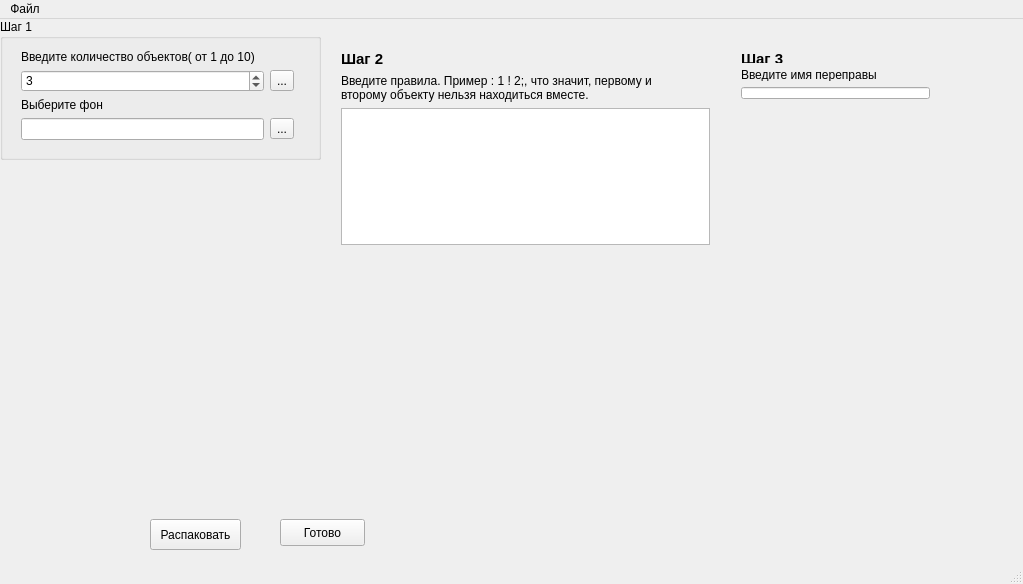
LosYear/Ferriage, file teacher/mainwindow.ui: the form before one commit.
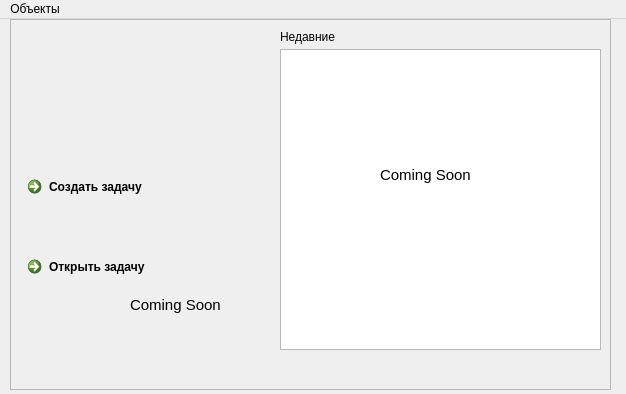
The form after the commit. Icons and pictures are not drawn.

The edit to the form file:
```diff
--- a/teacher/mainwindow.ui
+++ b/teacher/mainwindow.ui
@@ -6,209 +6,159 @@
    <rect>
     <x>0</x>
     <y>0</y>
-    <width>1023</width>
-    <height>584</height>
+    <width>626</width>
+    <height>394</height>
    </rect>
   </property>
   <property name="windowTitle">
    <string>Генератор задач переправы</string>
   </property>
   <widget class="QWidget" name="centralWidget">
-   <widget class="QGroupBox" name="groupBox">
+   <widget class="QFrame" name="start_screen">
     <property name="geometry">
      <rect>
-      <x>0</x>
+      <x>10</x>
       <y>0</y>
-      <width>321</width>
-      <height>141</height>
+      <width>601</width>
+      <height>371</height>
      </rect>
     </property>
-    <property name="title">
-     <string>Шаг 1</string>
+    <property name="frameShape">
+     <enum>QFrame::StyledPanel</enum>
     </property>
-    <widget class="QWidget" name="layoutWidget">
+    <property name="frameShadow">
+     <enum>QFrame::Raised</enum>
+    </property>
+    <widget class="QLabel" name="logo">
      <property name="geometry">
       <rect>
-       <x>10</x>
+       <x>40</x>
        <y>20</y>
-       <width>295</width>
-       <height>112</height>
+       <width>141</width>
+       <height>71</height>
       </rect>
      </property>
-     <layout class="QVBoxLayout" name="verticalLayout">
-      <item>
-       <widget class="QLabel" name="label">
-        <property name="text">
-         <string>Введите количество объектов( от 1 до 10)</string>
-        </property>
-       </widget>
-      </item>
-      <item>
-       <layout class="QHBoxLayout" name="horizontalLayout">
-        <item>
-         <widget class="QSpinBox" name="spinBox">
-          <property name="minimum">
-           <number>1</number>
-          </property>
-          <property name="maximum">
-           <number>10</number>
-          </property>
-          <property name="value">
-           <number>3</number>
-          </property>
-         </widget>
-        </item>
-        <item>
-         <widget class="QToolButton" name="selectButton">
-          <property name="text">
-           <string>...</string>
-          </property>
-         </widget>
-        </item>
-       </layout>
-      </item>
-      <item>
-       <widget class="QLabel" name="label_2">
-        <property name="text">
-         <string>Выберите фон</string>
-        </property>
-       </widget>
-      </item>
-      <item>
-       <layout class="QHBoxLayout" name="horizontalLayout_2">
-        <item>
-         <widget class="QLineEdit" name="background"/>
-        </item>
-        <item>
-         <widget class="QToolButton" name="toolButton">
-          <property name="text">
-           <string>...</string>
-          </property>
-         </widget>
-        </item>
-       </layout>
-      </item>
-     </layout>
+     <property name="text">
+      <string/>
+     </property>
     </widget>
-   </widget>
-   <widget class="QLabel" name="picture">
-    <property name="geometry">
-     <rect>
-      <x>330</x>
-      <y>250</y>
-      <width>46</width>
-      <height>13</height>
-     </rect>
-    </property>
-    <property name="maximumSize">
-     <size>
-      <width>800</width>
-      <height>600</height>
-     </size>
-    </property>
-    <property name="text">
-     <string/>
-    </property>
-   </widget>
-   <widget class="QWidget" name="layoutWidget1">
-    <property name="geometry">
-     <rect>
-      <x>330</x>
-      <y>20</y>
-      <width>391</width>
-      <height>217</height>
-     </rect>
-    </property>
-    <layout class="QVBoxLayout" name="verticalLayout_2">
-     <item>
-      <widget class="QLabel" name="label_4">
-       <property name="text">
-        <string>&lt;!DOCTYPE HTML PUBLIC &quot;-//W3C//DTD HTML 4.0//EN&quot; &quot;http://www.w3.org/TR/REC-html40/strict.dtd&quot;&gt;
-&lt;html&gt;&lt;head&gt;&lt;meta name=&quot;qrichtext&quot; content=&quot;1&quot; /&gt;&lt;style type=&quot;text/css&quot;&gt;
-p, li { white-space: pre-wrap; }
-&lt;/style&gt;&lt;/head&gt;&lt;body style=&quot; font-family:'Ubuntu'; font-size:11pt; font-weight:400; font-style:normal;&quot;&gt;
-&lt;p style=&quot; margin-top:0px; margin-bottom:0px; margin-left:0px; margin-right:0px; -qt-block-indent:0; text-indent:0px;&quot;&gt;&lt;span style=&quot; font-weight:600;&quot;&gt;Шаг 2&lt;/span&gt;&lt;/p&gt;&lt;/body&gt;&lt;/html&gt;</string>
-       </property>
-       <property name="textFormat">
-        <enum>Qt::RichText</enum>
-       </property>
-      </widget>
-     </item>
-     <item>
-      <widget class="QLabel" name="label_3">
-       <property name="text">
-        <string>Введите правила. Пример : 1 ! 2;, что значит, первому и
-второму объекту нельзя находиться вместе.</string>
-       </property>
-      </widget>
-     </item>
-     <item>
-      <widget class="QPlainTextEdit" name="plainTextEdit">
-       <property name="plainText">
-        <string/>
-       </property>
-      </widget>
-     </item>
-    </layout>
-   </widget>
-   <widget class="QPushButton" name="pushButton">
-    <property name="geometry">
-     <rect>
-      <x>280</x>
-      <y>500</y>
-      <width>85</width>
-      <height>27</height>
-     </rect>
-    </property>
-    <property name="text">
-     <string>Готово</string>
-    </property>
-   </widget>
-   <widget class="QWidget" name="verticalLayoutWidget">
-    <property name="geometry">
-     <rect>
-      <x>730</x>
-      <y>20</y>
-      <width>211</width>
-      <height>71</height>
-     </rect>
-    </property>
-    <layout class="QVBoxLayout" name="verticalLayout_4">
-     <item>
-      <widget class="QLabel" name="label_5">
-       <property name="text">
-        <string>&lt;!DOCTYPE HTML PUBLIC &quot;-//W3C//DTD HTML 4.0//EN&quot; &quot;http://www.w3.org/TR/REC-html40/strict.dtd&quot;&gt;
-&lt;html&gt;&lt;head&gt;&lt;meta name=&quot;qrichtext&quot; content=&quot;1&quot; /&gt;&lt;style type=&quot;text/css&quot;&gt;
-p, li { white-space: pre-wrap; }
-&lt;/style&gt;&lt;/head&gt;&lt;body style=&quot; font-family:'Ubuntu'; font-size:11pt; font-weight:400; font-style:normal;&quot;&gt;
-&lt;p style=&quot; margin-top:0px; margin-bottom:0px; margin-left:0px; margin-right:0px; -qt-block-indent:0; text-indent:0px;&quot;&gt;&lt;span style=&quot; font-weight:600;&quot;&gt;Шаг 3&lt;/span&gt;&lt;/p&gt;&lt;/body&gt;&lt;/html&gt;</string>
-       </property>
-      </widget>
-     </item>
-     <item>
-      <widget class="QLabel" name="label_6">
-       <property name="text">
-        <string>Введите имя переправы</string>
-       </property>
-      </widget>
-     </item>
-     <item>
-      <widget class="QLineEdit" name="name"/>
-     </item>
-    </layout>
-   </widget>
-   <widget class="QPushButton" name="buttonUnPack">
-    <property name="geometry">
-     <rect>
-      <x>150</x>
-      <y>500</y>
-      <width>91</width>
-      <height>31</height>
-     </rect>
-    </property>
-    <property name="text">
-     <string>Распаковать</string>
-    </property>
+    <widget class="QListView" name="listView">
+     <property name="geometry">
+      <rect>
+       <x>270</x>
+       <y>30</y>
+       <width>321</width>
+       <height>301</height>
+      </rect>
+     </property>
+    </widget>
+    <widget class="QLabel" name="label">
+     <property name="geometry">
+      <rect>
+       <x>270</x>
+       <y>10</y>
+       <width>111</width>
+       <height>16</height>
+      </rect>
+     </property>
+     <property name="text">
+      <string>Недавние</string>
+     </property>
+    </widget>
+    <widget class="QCommandLinkButton" name="new_task">
+     <property name="geometry">
+      <rect>
+       <x>10</x>
+       <y>150</y>
+       <width>201</width>
+       <height>71</height>
+      </rect>
+     </property>
+     <property name="text">
+      <string>Создать задачу</string>
+     </property>
+     <property name="icon">
+      <iconset resource="res.qrc">
+       <normaloff>:/start_screen/new.png</normaloff>:/start_screen/new.png</iconset>
+     </property>
+     <property name="iconSize">
+      <size>
+       <width>72</width>
+       <height>72</height>
+      </size>
+     </property>
+    </widget>
+    <widget class="QCommandLinkButton" name="open_task">
+     <property name="geometry">
+      <rect>
+       <x>10</x>
+       <y>230</y>
+       <width>201</width>
+       <height>71</height>
+      </rect>
+     </property>
+     <property name="text">
+      <string>Открыть задачу</string>
+     </property>
+     <property name="icon">
+      <iconset resource="res.qrc">
+       <normaloff>:/start_screen/open.png</normaloff>:/start_screen/open.png</iconset>
+     </property>
+     <property name="iconSize">
+      <size>
+       <width>72</width>
+       <height>72</height>
+      </size>
+     </property>
+    </widget>
+    <widget class="QLabel" name="label_2">
+     <property name="geometry">
+      <rect>
+       <x>120</x>
+       <y>270</y>
+       <width>91</width>
+       <height>31</height>
+      </rect>
+     </property>
+     <property name="font">
+      <font>
+       <pointsize>11</pointsize>
+      </font>
+     </property>
+     <property name="frameShape">
+      <enum>QFrame::NoFrame</enum>
+     </property>
+     <property name="frameShadow">
+      <enum>QFrame::Plain</enum>
+     </property>
+     <property name="text">
+      <string>Coming Soon</string>
+     </property>
+    </widget>
+    <widget class="QLabel" name="label_3">
+     <property name="geometry">
+      <rect>
+       <x>370</x>
+       <y>140</y>
+       <width>91</width>
+       <height>31</height>
+      </rect>
+     </property>
+     <property name="font">
+      <font>
+       <pointsize>11</pointsize>
+      </font>
+     </property>
+     <property name="frameShape">
+      <enum>QFrame::NoFrame</enum>
+     </property>
+     <property name="frameShadow">
+      <enum>QFrame::Plain</enum>
+     </property>
+     <property name="text">
+      <string>Coming Soon</string>
+     </property>
+    </widget>
    </widget>
   </widget>
   <widget class="QMenuBar" name="menuBar">
@@ -216,19 +166,18 @@
     <rect>
      <x>0</x>
      <y>0</y>
-     <width>1023</width>
+     <width>626</width>
      <height>21</height>
     </rect>
    </property>
-   <widget class="QMenu" name="menu">
+   <widget class="QMenu" name="menu_2">
     <property name="title">
-     <string>Файл</string>
+     <string>Объекты</string>
     </property>
    </widget>
-   <addaction name="menu"/>
+   <addaction name="menu_2"/>
   </widget>
-  <widget class="QStatusBar" name="statusBar"/>
-  <action name="actionReadyClicked">
+  <action name="action">
    <property name="text">
     <string>ReadyClicked</string>
    </property>
```
Left out of the diff: 39 changed lines with no effect on the pictures.
